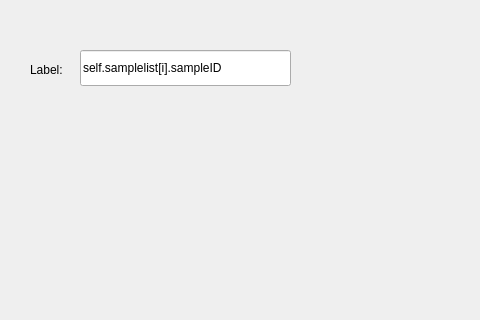
First picture: the form in settingsdialog.ui, repository sstendahl/KARIN, before the edit; both pictures show x 0 to 480 and y 0 to 320 of the 749 by 530 pixel window.
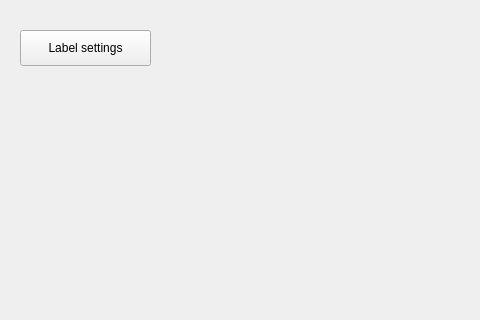
Second picture: the form after the edit.

Commit message: Fixed tab order in Sample Creator

The edit to the form file:
```diff
--- a/settingsdialog.ui
+++ b/settingsdialog.ui
@@ -29,30 +29,17 @@
     <set>QDialogButtonBox::Cancel|QDialogButtonBox::Ok</set>
    </property>
   </widget>
-  <widget class="QLineEdit" name="lineEdit">
+  <widget class="QPushButton" name="pushButton">
    <property name="geometry">
     <rect>
-     <x>80</x>
-     <y>50</y>
-     <width>211</width>
+     <x>20</x>
+     <y>30</y>
+     <width>131</width>
      <height>36</height>
     </rect>
    </property>
    <property name="text">
-    <string>self.samplelist[i].sampleID</string>
-   </property>
-  </widget>
-  <widget class="QLabel" name="label">
-   <property name="geometry">
-    <rect>
-     <x>30</x>
-     <y>60</y>
-     <width>66</width>
-     <height>19</height>
-    </rect>
-   </property>
-   <property name="text">
-    <string>Label:</string>
+    <string>Label settings</string>
    </property>
   </widget>
  </widget>
```
The commit also changes 3 other files.
